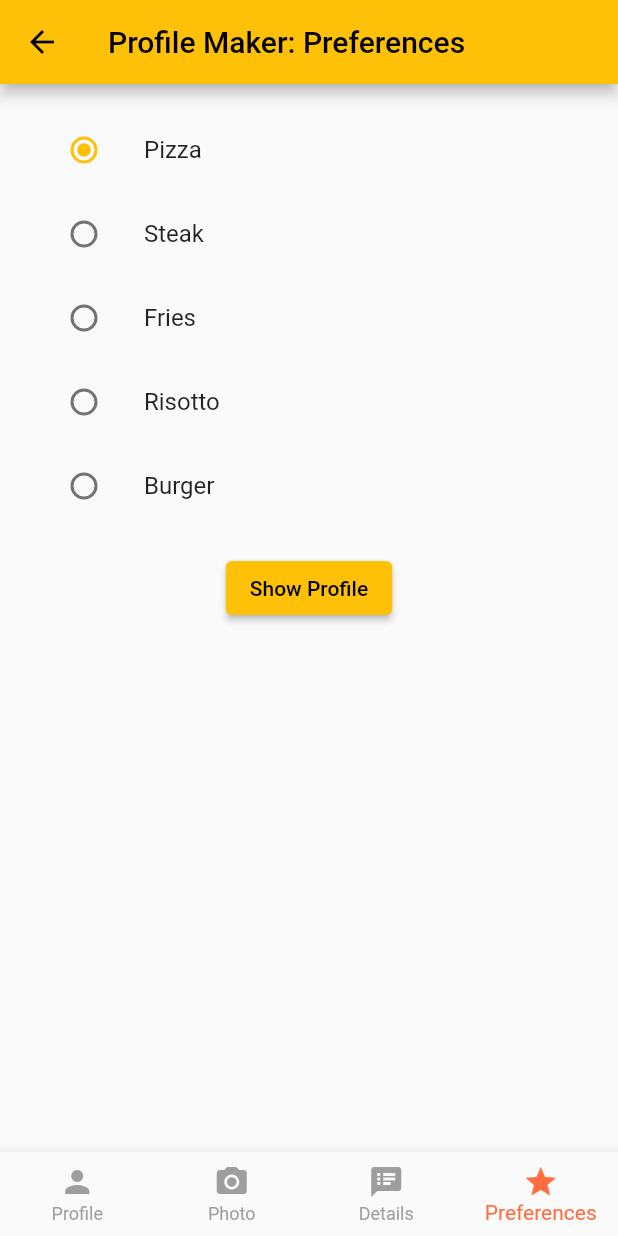
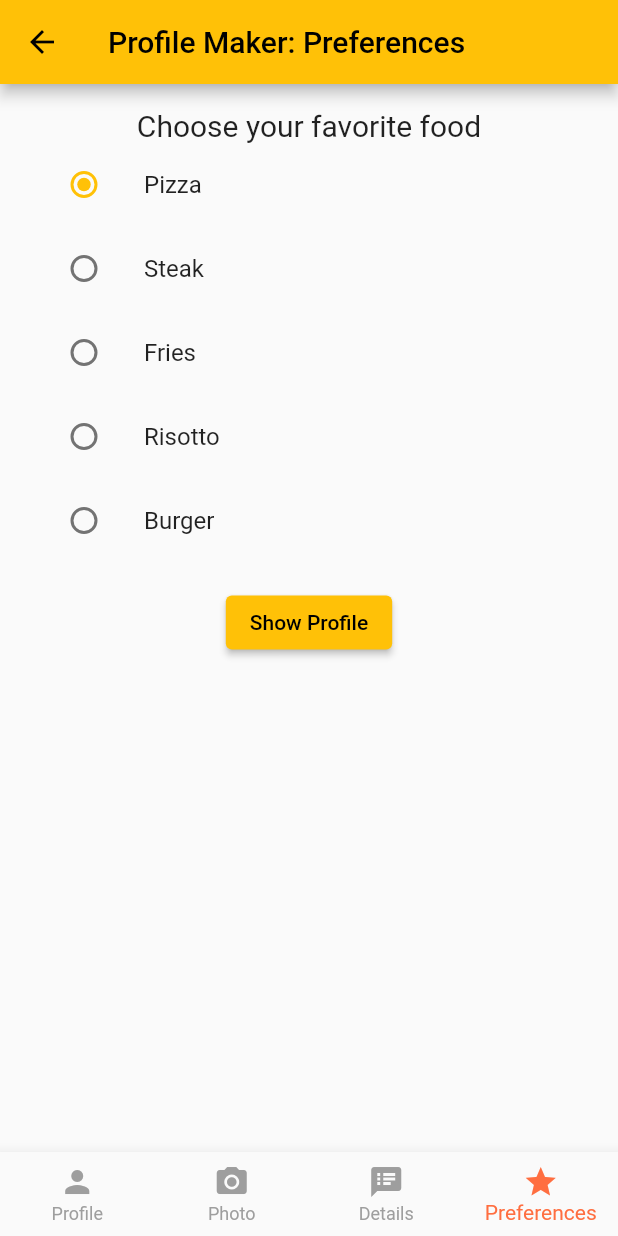
Before and after one commit to mariaannalind/profile_maker, a Flutter app: the PreferencesPage screen opened by its route, on a phone screen of 412 x 824 dp. Run offline on Flutter 3.47's test engine with Material 2 defaults, Android fonts, the phone set to English and light mode, and no system bars; our stand-ins replace camera.

Commit message:
small changes

```diff
--- a/lib/details_page.dart
+++ b/lib/details_page.dart
@@ -28,6 +28,7 @@ class _DetailsPageState extends State<DetailsPage> {
                 Form(key: _detailsFormKey,
                     child: Column(
                       children: <Widget>[
+                        const Text("Enter your profile details", style: TextStyle(fontSize: 20)),
                         TextFormField(
                           decoration: const InputDecoration(
                             icon: Icon(Icons.person),
--- a/lib/photo_page.dart
+++ b/lib/photo_page.dart
@@ -38,7 +38,7 @@ class _PhotoPageState extends State<PhotoPage> {
 
   @override
   Widget build(BuildContext context) {
-
+  // TODO refactor
     return Scaffold(
       appBar: AppBar(
         title: const Text('Profile Maker: Photo'),
@@ -47,6 +47,8 @@ class _PhotoPageState extends State<PhotoPage> {
         child: Column(
           mainAxisAlignment: MainAxisAlignment.center,
           children: [
+            if(!hasPhoto)
+              const Text("Take your profile photo", style: TextStyle(fontSize: 20)),
             if(!hasPhoto)
             FutureBuilder<void>(
               future: _initializeControllerFuture,
@@ -58,6 +60,8 @@ class _PhotoPageState extends State<PhotoPage> {
                 }
               }
             ),
+            if(hasPhoto)
+              const Text("Should we save this photo?", style: TextStyle(fontSize: 20)),
             if(hasPhoto)
               DisplayPictureScreen(imagePath: imagePath, onBackButtonPressed: cleanState),
             if(!hasPhoto)
--- a/lib/preferences_page.dart
+++ b/lib/preferences_page.dart
@@ -16,6 +16,7 @@ class _PreferencesPageState extends State<PreferencesPage> {
 
   returnOptions() {
     return <Widget>[
+      const Text("Choose your favorite food", style: TextStyle(fontSize: 20)),
       ListTile(
         title: const Text('Pizza'),
         leading: Radio<FavoriteFoods>(
--- a/lib/profile_page.dart
+++ b/lib/profile_page.dart
@@ -20,10 +20,11 @@ class _ProfilePageState extends State<ProfilePage> {
         title: const Text('Profile Maker'),
       ),
       body: Center(
-
         child: Column(
           mainAxisAlignment: MainAxisAlignment.center,
           children: [
+            // TODO make title text into a shared widget
+            const Text("Your profile is empty", style: TextStyle(fontSize: 20)),
             ElevatedButton(
                 onPressed: () {
                   Navigator.pushNamed(
```
